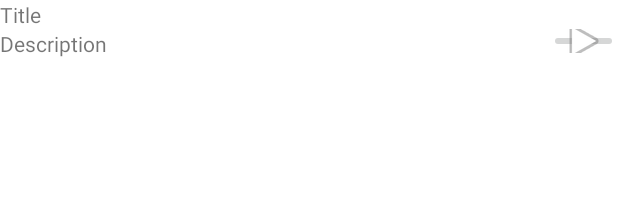
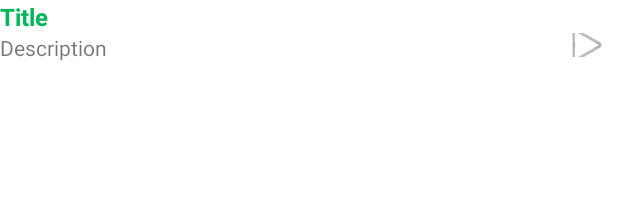
Before and after one commit to JohnnHidalgo/BnbExam, an Android app: the layout element.xml on its own in the app's theme, with its tools: preview values and no code run, on a phone screen of 412 x 824 dp. Shown: the top 197 px of the screen. Run offline under Robolectric (Android 15) with nearby library versions, the phone set to English and light mode, and no system bars.

```diff
--- a/app/src/main/res/layout/element.xml
+++ b/app/src/main/res/layout/element.xml
@@ -3,7 +3,7 @@
     xmlns:android="http://schemas.android.com/apk/res/android"
     xmlns:app="http://schemas.android.com/apk/res-auto"
     android:layout_width="match_parent"
-    android:layout_height="150dp"
+    android:layout_height="100dp"
     android:orientation="vertical">
 
 
@@ -11,7 +11,10 @@
         android:id="@+id/tvTitle"
         android:text="Title"
         android:layout_width="match_parent"
-        android:layout_height="wrap_content"/>
+        android:layout_height="wrap_content"
+        android:textColor="#00B55A"
+        android:textSize="16dp"
+        android:textStyle="bold"/>
     <LinearLayout
         android:layout_gravity="center"
         android:layout_width="match_parent"
@@ -21,14 +24,15 @@
         <TextView
             android:id="@+id/tvDescription"
             android:text="Description"
-            android:layout_width="wrap_content"
+            android:layout_width="320dp"
             android:layout_height="wrap_content"
-            android:layout_weight="10" />
+            android:layout_weight="6"/>
 
         <ImageButton
             android:id="@+id/ibtnIcon"
             android:layout_width="16dp"
             android:layout_height="16dp"
+            android:layout_marginRight="8dp"
             android:layout_weight="1"
             app:srcCompat="@android:drawable/ic_media_play" />
 
```
Also changed, not shown: app/src/main/java/com/example/johnnhidalgo/MainActivity.java (+32 -1 lines), app/src/main/java/com/example/johnnhidalgo/adapter/ElementRecyclerViewadapter.java (+57 -1 lines), app/src/main/java/com/example/johnnhidalgo/viewmodel/ElementViewModel.java (+7 -7 lines), app/src/main/res/layout/activity_main.xml (+12 -3 lines).
